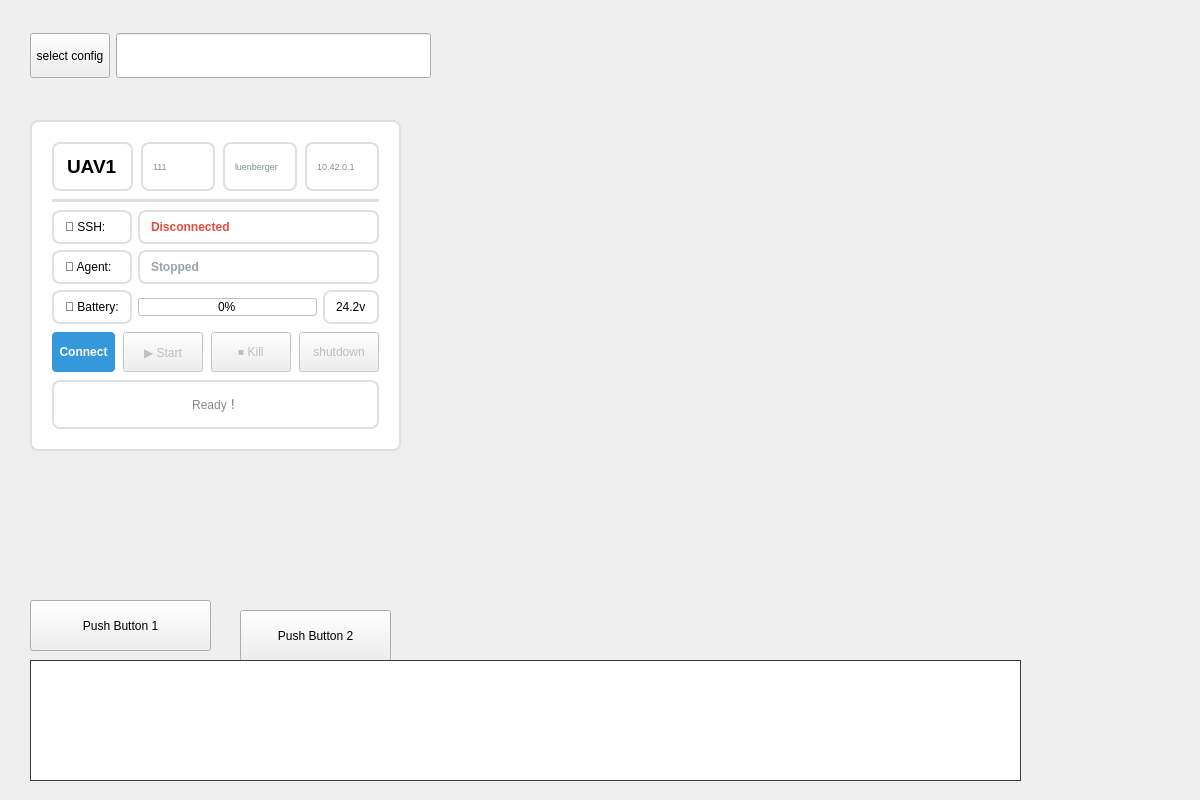
sizygit/rqt_uav_qgc, file resource/UavQgc.ui: the form before one commit.
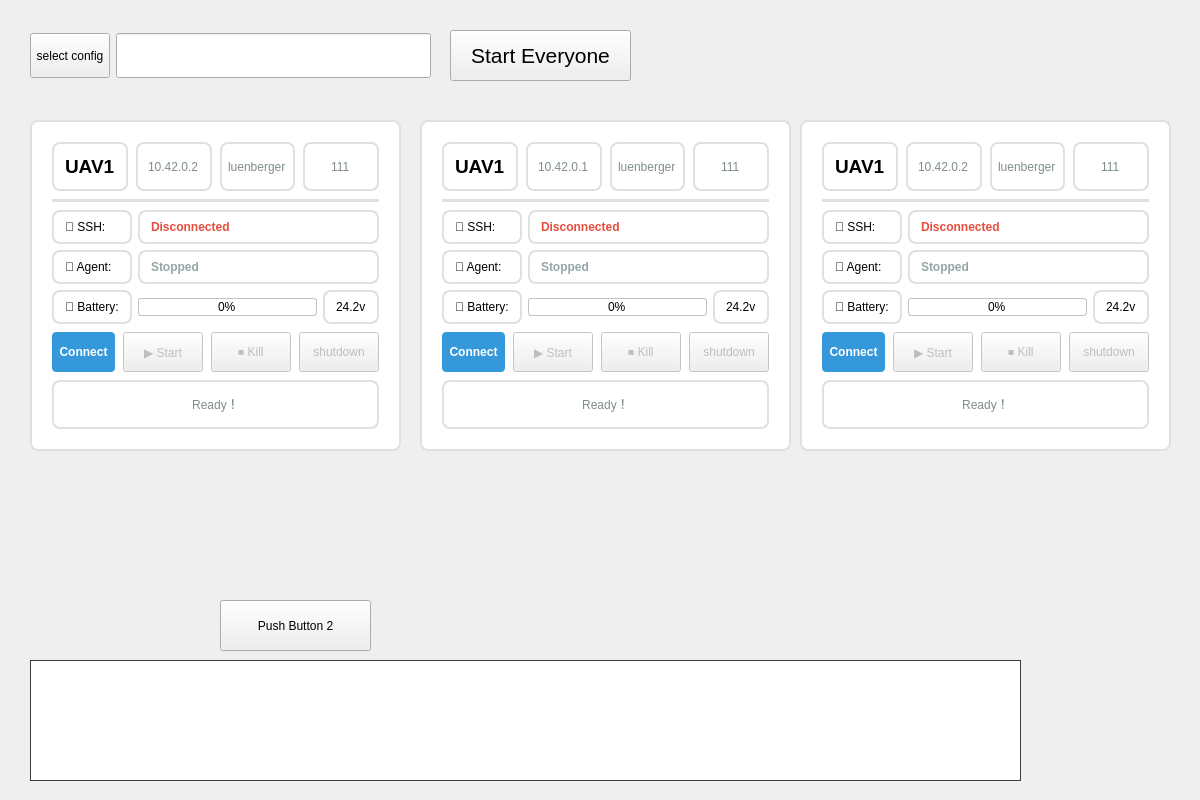
The form after the commit.

Commit message: Add multi-machine control and one-click start logic

Diff of the .ui file:
```diff
--- a/resource/UavQgc.ui
+++ b/resource/UavQgc.ui
@@ -16,8 +16,8 @@
   <widget class="QPushButton" name="pushButton2">
    <property name="geometry">
     <rect>
-     <x>240</x>
-     <y>610</y>
+     <x>220</x>
+     <y>600</y>
      <width>151</width>
      <height>51</height>
     </rect>
@@ -29,14 +29,19 @@
   <widget class="QPushButton" name="pushButton1">
    <property name="geometry">
     <rect>
-     <x>30</x>
-     <y>600</y>
+     <x>450</x>
+     <y>30</y>
      <width>181</width>
      <height>51</height>
     </rect>
    </property>
+   <property name="font">
+    <font>
+     <pointsize>16</pointsize>
+    </font>
+   </property>
    <property name="text">
-    <string>Push Button 1</string>
+    <string>Start Everyone</string>
    </property>
   </widget>
   <widget class="QWidget" name="layoutWidget">
@@ -115,7 +120,19 @@
     <item>
      <layout class="QHBoxLayout" name="headerLayout">
       <item>
-       <widget class="QLabel" name="droneIdLabel">
+       <widget class="QLineEdit" name="droneIdLineEdit">
+        <property name="sizePolicy">
+         <sizepolicy hsizetype="Preferred" vsizetype="Preferred">
+          <horstretch>1</horstretch>
+          <verstretch>0</verstretch>
+         </sizepolicy>
+        </property>
+        <property name="minimumSize">
+         <size>
+          <width>10</width>
+          <height>30</height>
+         </size>
+        </property>
         <property name="font">
          <font>
           <pointsize>14</pointsize>
@@ -123,38 +140,104 @@
           <bold>true</bold>
          </font>
         </property>
+        <property name="styleSheet">
+         <string notr="true">border: 2px solid #e0e0e0; border-radius: 8px;</string>
+        </property>
         <property name="text">
          <string>UAV1</string>
         </property>
+        <property name="alignment">
+         <set>Qt::AlignCenter</set>
+        </property>
        </widget>
       </item>
       <item>
-       <widget class="QLabel" name="passwordLabel">
+       <widget class="QLineEdit" name="ipLineEdit">
+        <property name="sizePolicy">
+         <sizepolicy hsizetype="Preferred" vsizetype="Preferred">
+          <horstretch>1</horstretch>
+          <verstretch>0</verstretch>
+         </sizepolicy>
+        </property>
+        <property name="minimumSize">
+         <size>
+          <width>0</width>
+          <height>30</height>
+         </size>
+        </property>
+        <property name="font">
+         <font>
+          <pointsize>2</pointsize>
+         </font>
+        </property>
         <property name="styleSheet">
-         <string>color: #7f8c8d; font-size: 9px;</string>
+         <string notr="true">border: 2px solid #e0e0e0; border-radius: 8px; color: #7f8c8d; font-size: 12px;</string>
         </property>
         <property name="text">
-         <string>111</string>
+         <string>10.42.0.2</string>
+        </property>
+        <property name="alignment">
+         <set>Qt::AlignCenter</set>
         </property>
        </widget>
       </item>
       <item>
-       <widget class="QLabel" name="userLabel">
+       <widget class="QLineEdit" name="userLineEdit">
+        <property name="sizePolicy">
+         <sizepolicy hsizetype="Preferred" vsizetype="Preferred">
+          <horstretch>1</horstretch>
+          <verstretch>0</verstretch>
+         </sizepolicy>
+        </property>
+        <property name="minimumSize">
+         <size>
+          <width>0</width>
+          <height>30</height>
+         </size>
+        </property>
+        <property name="font">
+         <font>
+          <pointsize>2</pointsize>
+         </font>
+        </property>
         <property name="styleSheet">
-         <string>color: #7f8c8d; font-size: 9px;</string>
+         <string notr="true">border: 2px solid #e0e0e0; border-radius: 8px; color: #7f8c8d; font-size: 12px;</string>
         </property>
         <property name="text">
          <string>luenberger</string>
         </property>
+        <property name="alignment">
+         <set>Qt::AlignCenter</set>
+        </property>
        </widget>
       </item>
       <item>
-       <widget class="QLabel" name="ipLabel">
+       <widget class="QLineEdit" name="passwordLineEdit">
+        <property name="sizePolicy">
+         <sizepolicy hsizetype="Preferred" vsizetype="Preferred">
+          <horstretch>1</horstretch>
+          <verstretch>0</verstretch>
+         </sizepolicy>
+        </property>
+        <property name="minimumSize">
+         <size>
+          <width>0</width>
+          <height>30</height>
+         </size>
+        </property>
+        <property name="font">
+         <font>
+          <pointsize>2</pointsize>
+         </font>
+        </property>
         <property name="styleSheet">
-         <string>color: #7f8c8d; font-size: 9px;</string>
+         <string notr="true">border: 2px solid #e0e0e0; border-radius: 8px; color: #7f8c8d; font-size: 12px;</string>
         </property>
         <property name="text">
-         <string>10.42.0.1</string>
+         <string>111</string>
+        </property>
+        <property name="alignment">
+         <set>Qt::AlignCenter</set>
         </property>
        </widget>
       </item>
@@ -391,6 +474,762 @@
 border: 1px solid #3c3c3c;</string>
    </property>
   </widget>
+  <widget class="QFrame" name="droneCard_2">
+   <property name="geometry">
+    <rect>
+     <x>420</x>
+     <y>120</y>
+     <width>371</width>
+     <height>331</height>
+    </rect>
+   </property>
+   <property name="styleSheet">
+    <string>
+   QFrame {
+    background-color: white;
+    border: 2px solid #e0e0e0;
+    border-radius: 8px;
+    padding: 8px;
+   }
+   QFrame:hover {
+    border-color: #3498db;
+   }
+  </string>
+   </property>
+   <layout class="QVBoxLayout" name="verticalLayout_2">
+    <property name="spacing">
+     <number>8</number>
+    </property>
+    <property name="leftMargin">
+     <number>12</number>
+    </property>
+    <property name="topMargin">
+     <number>12</number>
+    </property>
+    <property name="rightMargin">
+     <number>12</number>
+    </property>
+    <property name="bottomMargin">
+     <number>12</number>
+    </property>
+    <item>
+     <layout class="QHBoxLayout" name="horizontalLayout_2">
+      <item>
+       <widget class="QLineEdit" name="droneIdLineEdit_2">
+        <property name="sizePolicy">
+         <sizepolicy hsizetype="Preferred" vsizetype="Preferred">
+          <horstretch>1</horstretch>
+          <verstretch>0</verstretch>
+         </sizepolicy>
+        </property>
+        <property name="minimumSize">
+         <size>
+          <width>10</width>
+          <height>30</height>
+         </size>
+        </property>
+        <property name="font">
+         <font>
+          <pointsize>14</pointsize>
+          <weight>75</weight>
+          <bold>true</bold>
+         </font>
+        </property>
+        <property name="styleSheet">
+         <string notr="true">border: 2px solid #e0e0e0; border-radius: 8px;</string>
+        </property>
+        <property name="text">
+         <string>UAV1</string>
+        </property>
+        <property name="alignment">
+         <set>Qt::AlignCenter</set>
+        </property>
+       </widget>
+      </item>
+      <item>
+       <widget class="QLineEdit" name="ipLineEdit_2">
+        <property name="sizePolicy">
+         <sizepolicy hsizetype="Preferred" vsizetype="Preferred">
+          <horstretch>1</horstretch>
+          <verstretch>0</verstretch>
+         </sizepolicy>
+        </property>
+        <property name="minimumSize">
+         <size>
+          <width>0</width>
+          <height>30</height>
+         </size>
+        </property>
+        <property name="font">
+         <font>
+          <pointsize>2</pointsize>
+         </font>
+        </property>
+        <property name="styleSheet">
+         <string notr="true">border: 2px solid #e0e0e0; border-radius: 8px; color: #7f8c8d; font-size: 12px;</string>
+        </property>
+        <property name="text">
+         <string>10.42.0.1</string>
+        </property>
+        <property name="alignment">
+         <set>Qt::AlignCenter</set>
+        </property>
+       </widget>
+      </item>
+      <item>
+       <widget class="QLineEdit" name="userLineEdit_2">
+        <property name="sizePolicy">
+         <sizepolicy hsizetype="Preferred" vsizetype="Preferred">
+          <horstretch>1</horstretch>
+          <verstretch>0</verstretch>
+         </sizepolicy>
+        </property>
+        <property name="minimumSize">
+         <size>
+          <width>0</width>
+          <height>30</height>
+         </size>
+        </property>
+        <property name="font">
+         <font>
+          <pointsize>2</pointsize>
+         </font>
+        </property>
+        <property name="styleSheet">
+         <string notr="true">border: 2px solid #e0e0e0; border-radius: 8px; color: #7f8c8d; font-size: 12px;</string>
+        </property>
+        <property name="text">
+         <string>luenberger</string>
+        </property>
+        <property name="alignment">
+         <set>Qt::AlignCenter</set>
+        </property>
+       </widget>
+      </item>
+      <item>
+       <widget class="QLineEdit" name="passwordLineEdit_2">
+        <property name="sizePolicy">
+         <sizepolicy hsizetype="Preferred" vsizetype="Preferred">
+          <horstretch>1</horstretch>
+          <verstretch>0</verstretch>
+         </sizepolicy>
+        </property>
+        <property name="minimumSize">
+         <size>
+          <width>0</width>
+          <height>30</height>
+         </size>
+        </property>
+        <property name="font">
+         <font>
+          <pointsize>2</pointsize>
+         </font>
+        </property>
+        <property name="styleSheet">
+         <string notr="true">border: 2px solid #e0e0e0; border-radius: 8px; color: #7f8c8d; font-size: 12px;</string>
+        </property>
+        <property name="text">
+         <string>111</string>
+        </property>
+        <property name="alignment">
+         <set>Qt::AlignCenter</set>
+        </property>
+       </widget>
+      </item>
+     </layout>
+    </item>
+    <item>
+     <widget class="Line" name="line_2">
+      <property name="styleSheet">
+       <string>color: #ecf0f1;</string>
+      </property>
+      <property name="orientation">
+       <enum>Qt::Horizontal</enum>
+      </property>
+     </widget>
+    </item>
+    <item>
+     <layout class="QGridLayout" name="statusGrid_2">
+      <property name="spacing">
+       <number>6</number>
+      </property>
+      <item row="0" column="0">
+       <widget class="QLabel" name="sshLabel_2">
+        <property name="text">
+         <string>🔌 SSH:</string>
+        </property>
+       </widget>
+      </item>
+      <item row="0" column="1">
+       <widget class="QLabel" name="sshStatus_2">
+        <property name="styleSheet">
+         <string>color: #e74c3c; font-weight: bold;</string>
+        </property>
+        <property name="text">
+         <string>Disconnected</string>
+        </property>
+       </widget>
+      </item>
+      <item row="1" column="0">
+       <widget class="QLabel" name="agentLabel_2">
+        <property name="text">
+         <string>🤖 Agent:</string>
+        </property>
+       </widget>
+      </item>
+      <item row="1" column="1">
+       <widget class="QLabel" name="agentStatus_2">
+        <property name="font">
+         <font>
+          <weight>75</weight>
+          <bold>true</bold>
+         </font>
+        </property>
+        <property name="styleSheet">
+         <string>color: #95a5a6;</string>
+        </property>
+        <property name="text">
+         <string>Stopped</string>
+        </property>
+       </widget>
+      </item>
+      <item row="2" column="0">
+       <widget class="QLabel" name="batteryLabelText_2">
+        <property name="text">
+         <string>🔋 Battery:</string>
+        </property>
+       </widget>
+      </item>
+      <item row="2" column="1">
+       <layout class="QHBoxLayout" name="batteryLayout_2">
+        <item>
+         <widget class="QProgressBar" name="batteryBar_2">
+          <property name="styleSheet">
+           <string>
+          QProgressBar {
+           border: 1px solid #bdc3c7;
+           border-radius: 3px;
+           text-align: center;
+           height: 16px;
+          }
+          QProgressBar::chunk {
+           background-color: #2ecc71;
+           border-radius: 2px;
+          }
+         </string>
+          </property>
+          <property name="maximum">
+           <number>100</number>
+          </property>
+          <property name="value">
+           <number>0</number>
+          </property>
+          <property name="textVisible">
+           <bool>true</bool>
+          </property>
+         </widget>
+        </item>
+        <item>
+         <widget class="QLabel" name="batteryValue_2">
+          <property name="minimumSize">
+           <size>
+            <width>35</width>
+            <height>0</height>
+           </size>
+          </property>
+          <property name="text">
+           <string>24.2v</string>
+          </property>
+         </widget>
+        </item>
+       </layout>
+      </item>
+     </layout>
+    </item>
+    <item>
+     <layout class="QHBoxLayout" name="controlLayout_2">
+      <item>
+       <widget class="QPushButton" name="connectBtn_2">
+        <property name="minimumSize">
+         <size>
+          <width>0</width>
+          <height>40</height>
+         </size>
+        </property>
+        <property name="styleSheet">
+         <string>
+        QPushButton {
+         background-color: #3498db;
+         color: white;
+         border: none;
+         padding: 6px;
+         border-radius: 4px;
+         font-weight: bold;
+        }
+        QPushButton:checked {
+         background-color: #e74c3c;
+        }
+       </string>
+        </property>
+        <property name="text">
+         <string>Connect</string>
+        </property>
+        <property name="checkable">
+         <bool>true</bool>
+        </property>
+       </widget>
+      </item>
+      <item>
+       <widget class="QPushButton" name="startAgentBtn_2">
+        <property name="enabled">
+         <bool>false</bool>
+        </property>
+        <property name="minimumSize">
+         <size>
+          <width>0</width>
+          <height>40</height>
+         </size>
+        </property>
+        <property name="text">
+         <string>▶ Start</string>
+        </property>
+       </widget>
+      </item>
+      <item>
+       <widget class="QPushButton" name="stopAgentBtn_2">
+        <property name="enabled">
+         <bool>false</bool>
+        </property>
+        <property name="minimumSize">
+         <size>
+          <width>0</width>
+          <height>40</height>
+         </size>
+        </property>
+        <property name="text">
+         <string>⏹ Kill</string>
+        </property>
+       </widget>
+      </item>
+      <item>
+       <widget class="QPushButton" name="shutdownBtn_2">
+        <property name="enabled">
+         <bool>false</bool>
+        </property>
+        <property name="minimumSize">
+         <size>
+          <width>0</width>
+          <height>40</height>
+         </size>
+        </property>
+        <property name="text">
+         <string>shutdown</string>
+        </property>
+       </widget>
+      </item>
+     </layout>
+    </item>
+    <item>
+     <widget class="QLabel" name="statusTip_2">
+      <property name="font">
+       <font>
+        <pointsize>2</pointsize>
+       </font>
+      </property>
+      <property name="styleSheet">
+       <string notr="true">color: #7f8c8d; font-size: 12px;</string>
+      </property>
+      <property name="text">
+       <string>Ready！</string>
+      </property>
+      <property name="alignment">
+       <set>Qt::AlignCenter</set>
+      </property>
+      <property name="textInteractionFlags">
+       <set>Qt::LinksAccessibleByMouse|Qt::TextSelectableByMouse</set>
+      </property>
+     </widget>
+    </item>
+   </layout>
+  </widget>
+  <widget class="QFrame" name="droneCard_3">
+   <property name="geometry">
+    <rect>
+     <x>800</x>
+     <y>120</y>
+     <width>371</width>
+     <height>331</height>
+    </rect>
+   </property>
+   <property name="styleSheet">
+    <string>
+   QFrame {
+    background-color: white;
+    border: 2px solid #e0e0e0;
+    border-radius: 8px;
+    padding: 8px;
+   }
+   QFrame:hover {
+    border-color: #3498db;
+   }
+  </string>
+   </property>
+   <layout class="QVBoxLayout" name="verticalLayout_3">
+    <property name="spacing">
+     <number>8</number>
+    </property>
+    <property name="leftMargin">
+     <number>12</number>
+    </property>
+    <property name="topMargin">
+     <number>12</number>
+    </property>
+    <property name="rightMargin">
+     <number>12</number>
+    </property>
+    <property name="bottomMargin">
+     <number>12</number>
+    </property>
+    <item>
+     <layout class="QHBoxLayout" name="horizontalLayout_3">
+      <item>
+       <widget class="QLineEdit" name="droneIdLineEdit_3">
+        <property name="sizePolicy">
+         <sizepolicy hsizetype="Preferred" vsizetype="Preferred">
+          <horstretch>1</horstretch>
+          <verstretch>0</verstretch>
+         </sizepolicy>
+        </property>
+        <property name="minimumSize">
+         <size>
+          <width>10</width>
+          <height>30</height>
+         </size>
+        </property>
+        <property name="font">
+         <font>
+          <pointsize>14</pointsize>
+          <weight>75</weight>
+          <bold>true</bold>
+         </font>
+        </property>
+        <property name="styleSheet">
+         <string notr="true">border: 2px solid #e0e0e0; border-radius: 8px;</string>
+        </property>
+        <property name="text">
+         <string>UAV1</string>
+        </property>
+        <property name="alignment">
+         <set>Qt::AlignCenter</set>
+        </property>
+       </widget>
+      </item>
+      <item>
+       <widget class="QLineEdit" name="ipLineEdit_3">
+        <property name="sizePolicy">
+         <sizepolicy hsizetype="Preferred" vsizetype="Preferred">
+          <horstretch>1</horstretch>
+          <verstretch>0</verstretch>
+         </sizepolicy>
+        </property>
+        <property name="minimumSize">
+         <size>
+          <width>0</width>
+          <height>30</height>
+         </size>
+        </property>
+        <property name="font">
+         <font>
+          <pointsize>2</pointsize>
+         </font>
+        </property>
+        <property name="styleSheet">
+         <string notr="true">border: 2px solid #e0e0e0; border-radius: 8px; color: #7f8c8d; font-size: 12px;</string>
+        </property>
+        <property name="text">
+         <string>10.42.0.2</string>
+        </property>
+        <property name="alignment">
+         <set>Qt::AlignCenter</set>
+        </property>
+       </widget>
+      </item>
+      <item>
+       <widget class="QLineEdit" name="userLineEdit_3">
+        <property name="sizePolicy">
+         <sizepolicy hsizetype="Preferred" vsizetype="Preferred">
+          <horstretch>1</horstretch>
+          <verstretch>0</verstretch>
+         </sizepolicy>
+        </property>
+        <property name="minimumSize">
+         <size>
+          <width>0</width>
+          <height>30</height>
+         </size>
+        </property>
+        <property name="font">
+         <font>
+          <pointsize>2</pointsize>
+         </font>
+        </property>
+        <property name="styleSheet">
+         <string notr="true">border: 2px solid #e0e0e0; border-radius: 8px; color: #7f8c8d; font-size: 12px;</string>
+        </property>
+        <property name="text">
+         <string>luenberger</string>
+        </property>
+        <property name="alignment">
+         <set>Qt::AlignCenter</set>
+        </property>
+       </widget>
+      </item>
+      <item>
+       <widget class="QLineEdit" name="passwordLineEdit_3">
+        <property name="sizePolicy">
+         <sizepolicy hsizetype="Preferred" vsizetype="Preferred">
+          <horstretch>1</horstretch>
+          <verstretch>0</verstretch>
+         </sizepolicy>
+        </property>
+        <property name="minimumSize">
+         <size>
+          <width>0</width>
+          <height>30</height>
+         </size>
+        </property>
+        <property name="font">
+         <font>
+          <pointsize>2</pointsize>
+         </font>
+        </property>
+        <property name="styleSheet">
+         <string notr="true">border: 2px solid #e0e0e0; border-radius: 8px; color: #7f8c8d; font-size: 12px;</string>
+        </property>
+        <property name="text">
+         <string>111</string>
+        </property>
+        <property name="alignment">
+         <set>Qt::AlignCenter</set>
+        </property>
+       </widget>
+      </item>
+     </layout>
+    </item>
+    <item>
+     <widget class="Line" name="line_3">
+      <property name="styleSheet">
+       <string>color: #ecf0f1;</string>
+      </property>
+      <property name="orientation">
+       <enum>Qt::Horizontal</enum>
+      </property>
+     </widget>
+    </item>
+    <item>
+     <layout class="QGridLayout" name="statusGrid_3">
+      <property name="spacing">
+       <number>6</number>
+      </property>
+      <item row="0" column="0">
+       <widget class="QLabel" name="sshLabel_3">
+        <property name="text">
+         <string>🔌 SSH:</string>
+        </property>
+       </widget>
+      </item>
+      <item row="0" column="1">
+       <widget class="QLabel" name="sshStatus_3">
+        <property name="styleSheet">
+         <string>color: #e74c3c; font-weight: bold;</string>
+        </property>
+        <property name="text">
+         <string>Disconnected</string>
+        </property>
+       </widget>
+      </item>
+      <item row="1" column="0">
+       <widget class="QLabel" name="agentLabel_3">
+        <property name="text">
+         <string>🤖 Agent:</string>
+        </property>
+       </widget>
+      </item>
+      <item row="1" column="1">
+       <widget class="QLabel" name="agentStatus_3">
+        <property name="font">
+         <font>
+          <weight>75</weight>
+          <bold>true</bold>
+         </font>
+        </property>
+        <property name="styleSheet">
+         <string>color: #95a5a6;</string>
+        </property>
+        <property name="text">
+         <string>Stopped</string>
+        </property>
+       </widget>
+      </item>
+      <item row="2" column="0">
+       <widget class="QLabel" name="batteryLabelText_3">
+        <property name="text">
+         <string>🔋 Battery:</string>
+        </property>
+       </widget>
+      </item>
+      <item row="2" column="1">
+       <layout class="QHBoxLayout" name="batteryLayout_3">
+        <item>
+         <widget class="QProgressBar" name="batteryBar_3">
+          <property name="styleSheet">
+           <string>
+          QProgressBar {
+           border: 1px solid #bdc3c7;
+           border-radius: 3px;
+           text-align: center;
+           height: 16px;
+          }
+          QProgressBar::chunk {
+           background-color: #2ecc71;
+           border-radius: 2px;
+          }
+         </string>
+          </property>
+          <property name="maximum">
+           <number>100</number>
+          </property>
+          <property name="value">
+           <number>0</number>
+          </property>
+          <property name="textVisible">
+           <bool>true</bool>
+          </property>
+         </widget>
+        </item>
+        <item>
+         <widget class="QLabel" name="batteryValue_3">
+          <property name="minimumSize">
+           <size>
+            <width>35</width>
+            <height>0</height>
+           </size>
+          </property>
+          <property name="text">
+           <string>24.2v</string>
+          </property>
+         </widget>
+        </item>
+       </layout>
+      </item>
+     </layout>
+    </item>
+    <item>
+     <layout class="QHBoxLayout" name="controlLayout_3">
+      <item>
+       <widget class="QPushButton" name="connectBtn_3">
+        <property name="minimumSize">
+         <size>
+          <width>0</width>
+          <height>40</height>
+         </size>
+        </property>
+        <property name="styleSheet">
+         <string>
+        QPushButton {
+         background-color: #3498db;
+         color: white;
+         border: none;
+         padding: 6px;
+         border-radius: 4px;
+         font-weight: bold;
+        }
+        QPushButton:checked {
+         background-color: #e74c3c;
+        }
+       </string>
+        </property>
+        <property name="text">
+         <string>Connect</string>
+        </property>
+        <property name="checkable">
+         <bool>true</bool>
+        </property>
+       </widget>
+      </item>
+      <item>
+       <widget class="QPushButton" name="startAgentBtn_3">
+        <property name="enabled">
+         <bool>false</bool>
+        </property>
+        <property name="minimumSize">
+         <size>
+          <width>0</width>
+          <height>40</height>
+         </size>
+        </property>
+        <property name="text">
+         <string>▶ Start</string>
+        </property>
+       </widget>
+      </item>
+      <item>
+       <widget class="QPushButton" name="stopAgentBtn_3">
+        <property name="enabled">
+         <bool>false</bool>
+        </property>
+        <property name="minimumSize">
+         <size>
+          <width>0</width>
+          <height>40</height>
+         </size>
+        </property>
+        <property name="text">
+         <string>⏹ Kill</string>
+        </property>
+       </widget>
+      </item>
+      <item>
+       <widget class="QPushButton" name="shutdownBtn_3">
+        <property name="enabled">
+         <bool>false</bool>
+        </property>
+        <property name="minimumSize">
+         <size>
+          <width>0</width>
+          <height>40</height>
+         </size>
+        </property>
+        <property name="text">
+         <string>shutdown</string>
+        </property>
+       </widget>
+      </item>
+     </layout>
+    </item>
+    <item>
+     <widget class="QLabel" name="statusTip_3">
+      <property name="font">
+       <font>
+        <pointsize>2</pointsize>
+       </font>
+      </property>
+      <property name="styleSheet">
+       <string notr="true">color: #7f8c8d; font-size: 12px;</string>
+      </property>
+      <property name="text">
+       <string>Ready！</string>
+      </property>
+      <property name="alignment">
+       <set>Qt::AlignCenter</set>
+      </property>
+      <property name="textInteractionFlags">
+       <set>Qt::LinksAccessibleByMouse|Qt::TextSelectableByMouse</set>
+      </property>
+     </widget>
+    </item>
+   </layout>
+  </widget>
  </widget>
  <resources/>
  <connections/>
```
Left out of the diff: 6 changed lines with no effect on the pictures. The commit also changes 2 other files.
